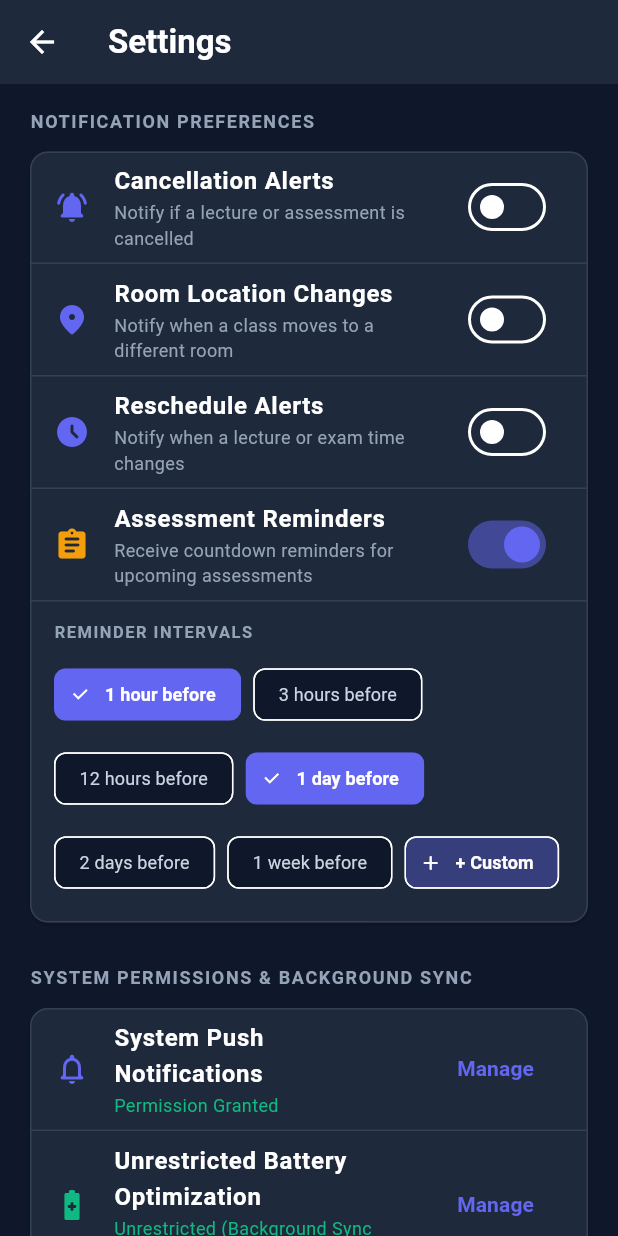
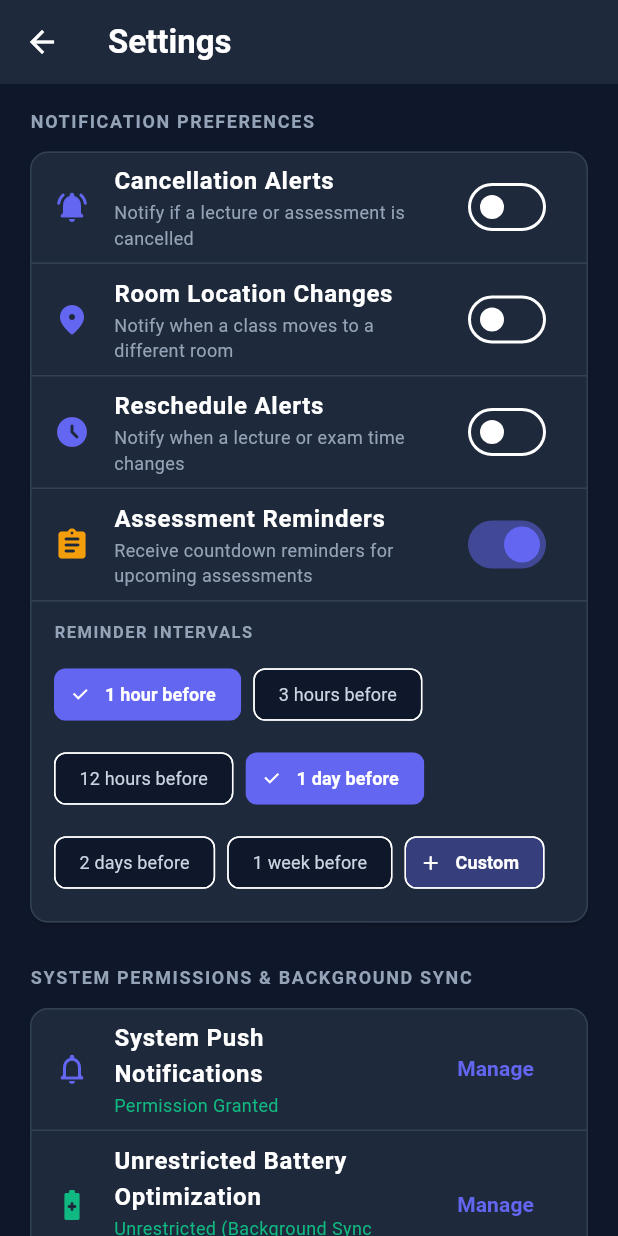
Before and after one commit to CyberViper19/rhul-timetable, a Flutter app: the SettingsScreen screen opened directly with empty values, after a tap on "Assessment Reminders", on a phone screen of 412 x 824 dp. Run offline on Flutter 3.47's test engine with Material 3 defaults, Android fonts, the phone set to English and light mode, and no system bars; our stand-ins replace flutter_local_notifications, flutter_secure_storage, hive_flutter, permission_handler, timezone, webview_flutter; missing offline and left inert: workmanager; accounts and stored records are empty; statements that could not run were skipped.

Commit message:
Keep empty intervals unselected when toggling Assessment Reminders back ON and remove duplicate plus from Custom ActionChip

```diff
--- a/lib/main.dart
+++ b/lib/main.dart
@@ -1632,9 +1632,6 @@ class _SettingsScreenState extends State<SettingsScreen> with WidgetsBindingObse
                   onChanged: (val) {
                     setState(() {
                       _assessmentReminders = val;
-                      if (val && _reminderHours.isEmpty) {
-                        _reminderHours = [1, 24];
-                      }
                     });
                     _saveSettings();
                   },
@@ -1689,7 +1686,7 @@ class _SettingsScreenState extends State<SettingsScreen> with WidgetsBindingObse
                                   }),
                                   ActionChip(
                                     avatar: const Icon(Icons.add_rounded, size: 16, color: Colors.white),
-                                    label: const Text("+ Custom"),
+                                    label: const Text("Custom"),
                                     labelStyle: const TextStyle(
                                       color: Colors.white,
                                       fontWeight: FontWeight.bold,
```
